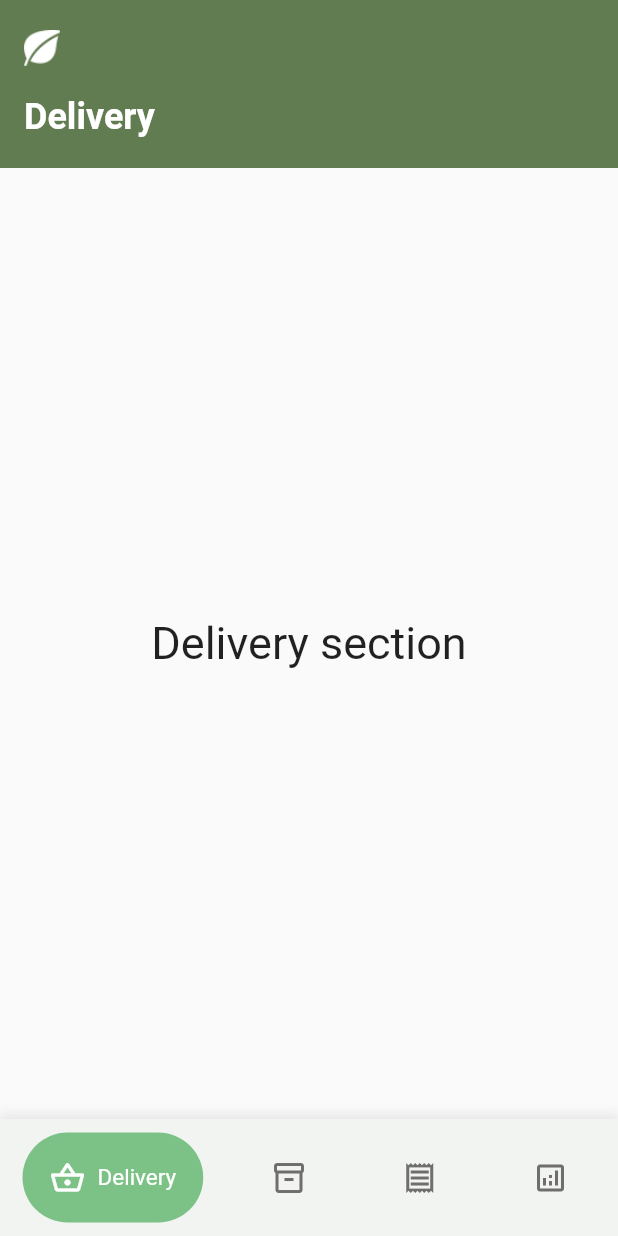
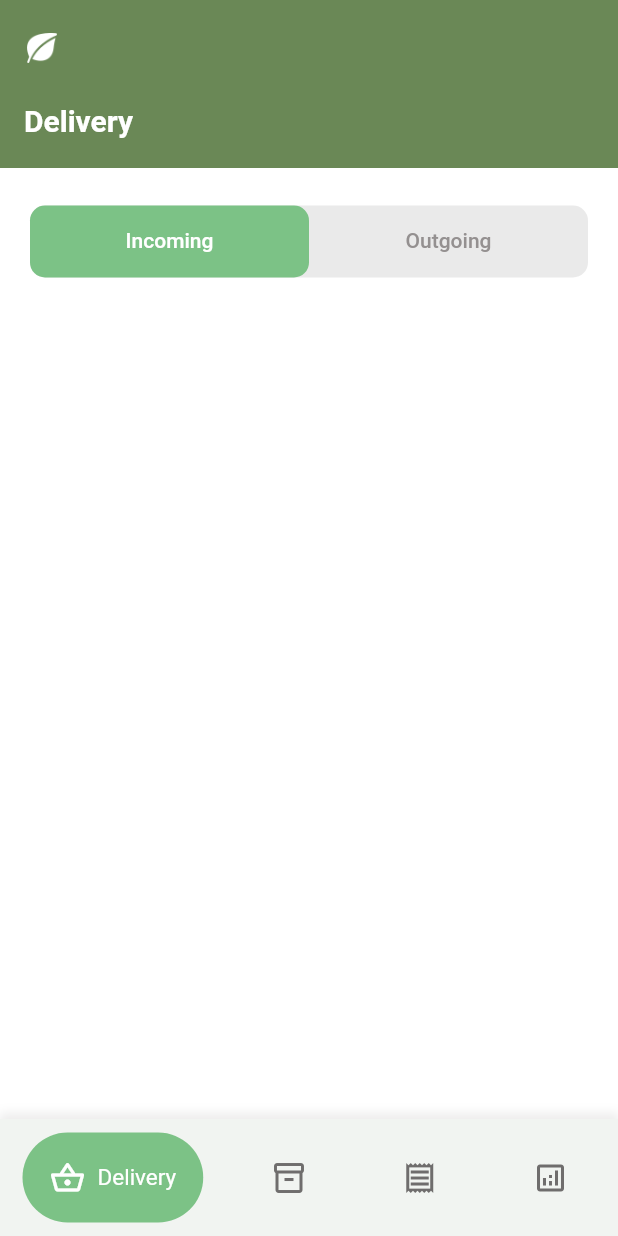
Before and after one commit to mechanixox/Plantdemic, a Flutter app: the HomePage screen opened by its route, on a phone screen of 412 x 824 dp. Run offline on Flutter 3.47's test engine with Material 2 defaults, Android fonts, the phone set to English and light mode, and no system bars; drawn by our look-alikes of google_nav_bar; our stand-ins replace lottie; network calls fail; Roboto replaces fonts that are missing (Arial).

Commit message:
added delivery tabs; incoming and outgoing
there is still a bug which must be fixed:
> the app bar should be responsive
   when i want to scroll
> the delivery tabs must be fixed in
   place when i scroll over

```diff
--- /dev/null
+++ b/plantdemic/lib/deliveryTab.dart
@@ -0,0 +1,80 @@
+// ignore: file_names
+import 'package:flutter/material.dart';
+
+class TabBarPage extends StatefulWidget {
+  const TabBarPage({Key? key}) : super(key: key);
+
+  @override
+  // ignore: library_private_types_in_public_api
+  _TabBarPageState createState() => _TabBarPageState();
+}
+
+class _TabBarPageState extends State<TabBarPage>
+    with SingleTickerProviderStateMixin {
+  late TabController tabController;
+
+  @override
+  void initState() {
+    tabController = TabController(length: 2, vsync: this);
+    super.initState();
+  }
+
+  @override
+  void dispose() {
+    tabController.dispose();
+    super.dispose();
+  }
+
+  @override
+  Widget build(BuildContext context) {
+    return Scaffold(
+      backgroundColor: Colors.white,
+      body: SingleChildScrollView(
+        child: Padding(
+          padding: EdgeInsets.symmetric(horizontal: 20),
+          child: SizedBox(
+            height: MediaQuery.of(context).size.height,
+            child: Column(
+              children: [
+                SizedBox(height: 25),
+                Container(
+                  width: MediaQuery.of(context).size.height,
+                  decoration: BoxDecoration(
+                      color: Color.fromARGB(255, 234, 234, 234),
+                      borderRadius: BorderRadius.circular(10)),
+                  child: Column(
+                    children: [
+                      Padding(
+                        padding: EdgeInsets.only(left: 0, right: 0),
+                        child: TabBar(
+                          unselectedLabelColor:
+                              Color.fromARGB(255, 148, 144, 144),
+                          labelColor: Color.fromARGB(255, 255, 255, 255),
+                          indicatorColor: Colors.white,
+                          indicatorWeight: 2,
+                          indicator: BoxDecoration(
+                            color: Color.fromRGBO(124, 194, 134, 1.0),
+                            borderRadius: BorderRadius.circular(10),
+                          ),
+                          controller: tabController,
+                          tabs: [
+                            Tab(
+                              text: 'Incoming',
+                            ),
+                            Tab(
+                              text: 'Outgoing',
+                            ),
+                          ],
+                        ),
+                      ),
+                    ],
+                  ),
+                ),
+              ],
+            ),
+          ),
+        ),
+      ),
+    );
+  }
+}
--- a/plantdemic/lib/home_page.dart
+++ b/plantdemic/lib/home_page.dart
@@ -49,13 +49,13 @@ class _HomePageState extends State<HomePage> {
       body: CustomScrollView(
         slivers: [
           SliverAppBar.medium(
-            backgroundColor: Color.fromRGBO(98, 124, 81, 1),
+            backgroundColor: Color.fromRGBO(106, 136, 86, 1),
             leading: IconButton(
               onPressed: () {},
               icon: Image.asset(
                 'assets/icons/leaf2.png',
-                width: 24,
-                height: 24,
+                width: 20,
+                height: 20,
               ),
             ),
             centerTitle: true,
@@ -64,7 +64,7 @@ class _HomePageState extends State<HomePage> {
               style: TextStyle(
                 fontWeight: FontWeight.bold,
                 fontFamily: 'Arial',
-                fontSize: 24,
+                fontSize: 20,
                 color: Colors.white,
               ),
             ),
--- /dev/null
+++ b/plantdemic/lib/tabBar/tab1.dart
@@ -0,0 +1,13 @@
+
+import 'package:flutter/material.dart';
+
+class Tab1 extends StatelessWidget {
+  const Tab1({Key? key}) : super(key: key);
+
+  @override
+  Widget build(BuildContext context) {
+    return Scaffold(
+      body: Center(child: Text('Tab 1')),
+    );
+  }
+}
--- /dev/null
+++ b/plantdemic/lib/tabBar/tab2.dart
@@ -0,0 +1,13 @@
+
+import 'package:flutter/material.dart';
+
+class Tab2 extends StatelessWidget {
+  const Tab2({ Key? key }) : super(key: key);
+
+  @override
+  Widget build(BuildContext context) {
+    return Scaffold(
+body: Center(child: Text('Tab 2')),
+    );
+  }
+}
--- a/plantdemic/lib/tabs/delivery.dart
+++ b/plantdemic/lib/tabs/delivery.dart
@@ -1,4 +1,6 @@
 import 'package:flutter/material.dart';
+
+import '../deliveryTab.dart';
 
 class UserDelivery extends StatelessWidget {
   const UserDelivery({super.key});
@@ -6,10 +8,7 @@ class UserDelivery extends StatelessWidget {
   @override
   Widget build(BuildContext context) {
     return Center(
-      child: Text(
-        'Delivery section',
-        style: TextStyle(fontSize: 30),
-      ),
+      child: TabBarPage(),
     );
   }
 }
```
